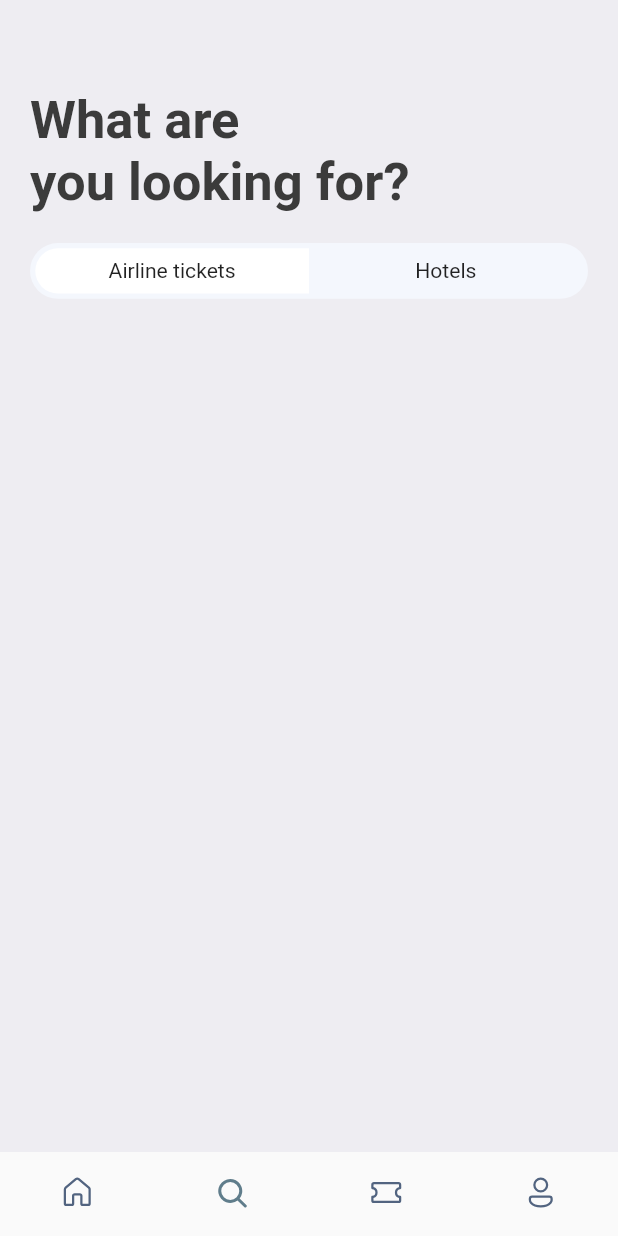
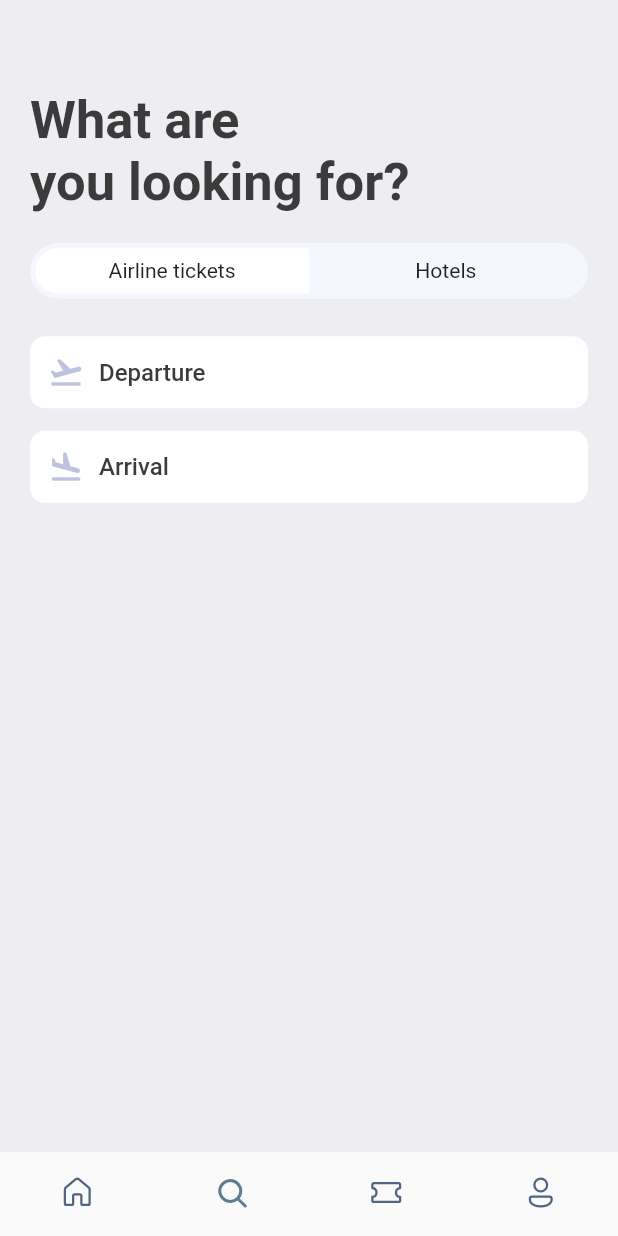
Before and after one commit to ProsperChihimba/tickets-app, a Flutter app: the screen it shows after launch, item 2 of the bottom bar chosen, on a phone screen of 412 x 824 dp. Run offline on Flutter 3.47's test engine with Material 2 defaults, Android fonts, the phone set to English and light mode, and no system bars; our stand-ins replace fluentui_icons, gap, get.

Commit message:
Add: icon text widget

```diff
--- a/lib/screens/search_screen.dart
+++ b/lib/screens/search_screen.dart
@@ -2,6 +2,7 @@ import 'package:flutter/material.dart';
 import 'package:gap/gap.dart';
 import 'package:tickets/utils/app_layout.dart';
 import 'package:tickets/utils/app_styles.dart';
+import 'package:tickets/widgets/icon_text_widget.dart';
 
 class SearchScreen extends StatelessWidget {
   const SearchScreen({super.key});
@@ -55,7 +56,13 @@ class SearchScreen extends StatelessWidget {
                   borderRadius: BorderRadius.circular(AppLayout.getHeight(50)),
                   color: const Color(0xFFF4F7FD)),
             ),
-          )
+          ),
+          //
+          Gap(AppLayout.getHeight(25)),
+          const AppIconText(
+              icon: Icons.flight_takeoff_outlined, text: "Departure"),
+          Gap(AppLayout.getHeight(15)),
+          const AppIconText(icon: Icons.flight_land_rounded, text: "Arrival"),
         ],
       ),
     );
--- /dev/null
+++ b/lib/widgets/icon_text_widget.dart
@@ -0,0 +1,36 @@
+import 'package:flutter/material.dart';
+import 'package:gap/gap.dart';
+
+import '../utils/app_layout.dart';
+import '../utils/app_styles.dart';
+
+class AppIconText extends StatelessWidget {
+  final IconData icon;
+  final String text;
+  const AppIconText({super.key, required this.icon, required this.text});
+
+  @override
+  Widget build(BuildContext context) {
+    return Container(
+      padding: EdgeInsets.symmetric(
+          vertical: AppLayout.getHeight(12),
+          horizontal: AppLayout.getWidth(12)),
+      decoration: BoxDecoration(
+          borderRadius: BorderRadius.circular(AppLayout.getWidth(10)),
+          color: Colors.white),
+      child: Row(
+        children: [
+          Icon(
+            icon,
+            color: const Color(0xFFBFC2DF),
+          ),
+          Gap(AppLayout.getWidth(10)),
+          Text(
+            text,
+            style: Styles.textStyle,
+          )
+        ],
+      ),
+    );
+  }
+}
--- a/pubspec.yaml
+++ b/pubspec.yaml
@@ -38,6 +38,7 @@ dependencies:
   cupertino_icons: ^1.0.2
   fluentui_icons: ^1.0.0
   gap: ^2.0.0
+  get:
 
 dev_dependencies:
   flutter_test:
```
Also changed, not shown: pubspec.lock.
